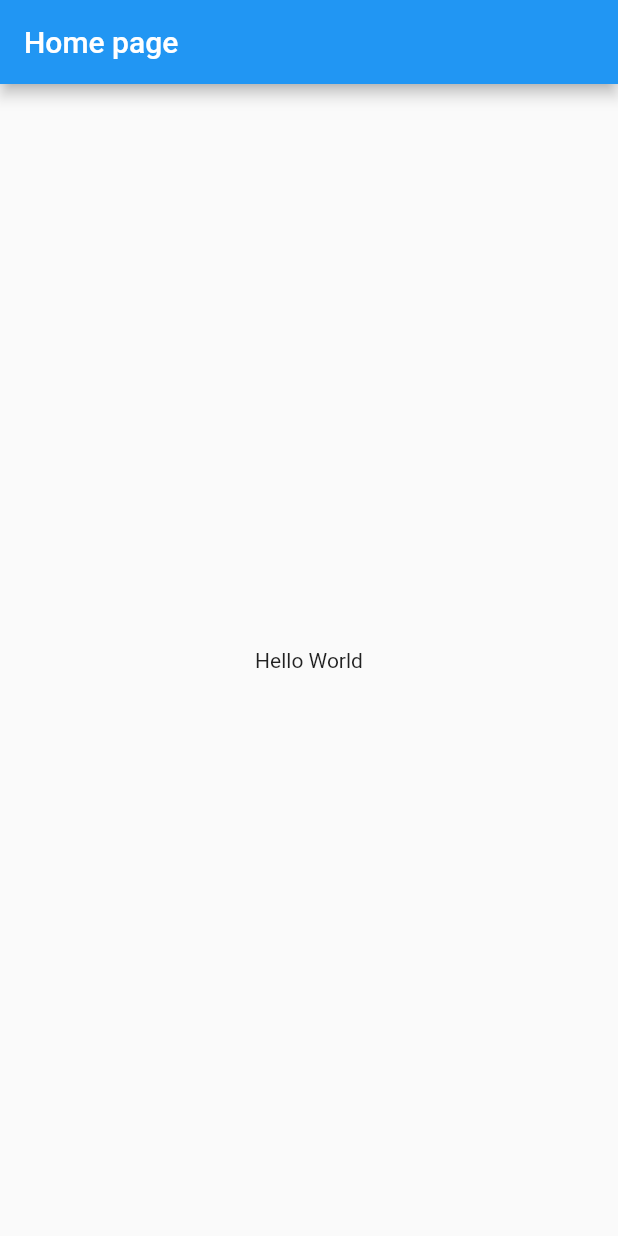
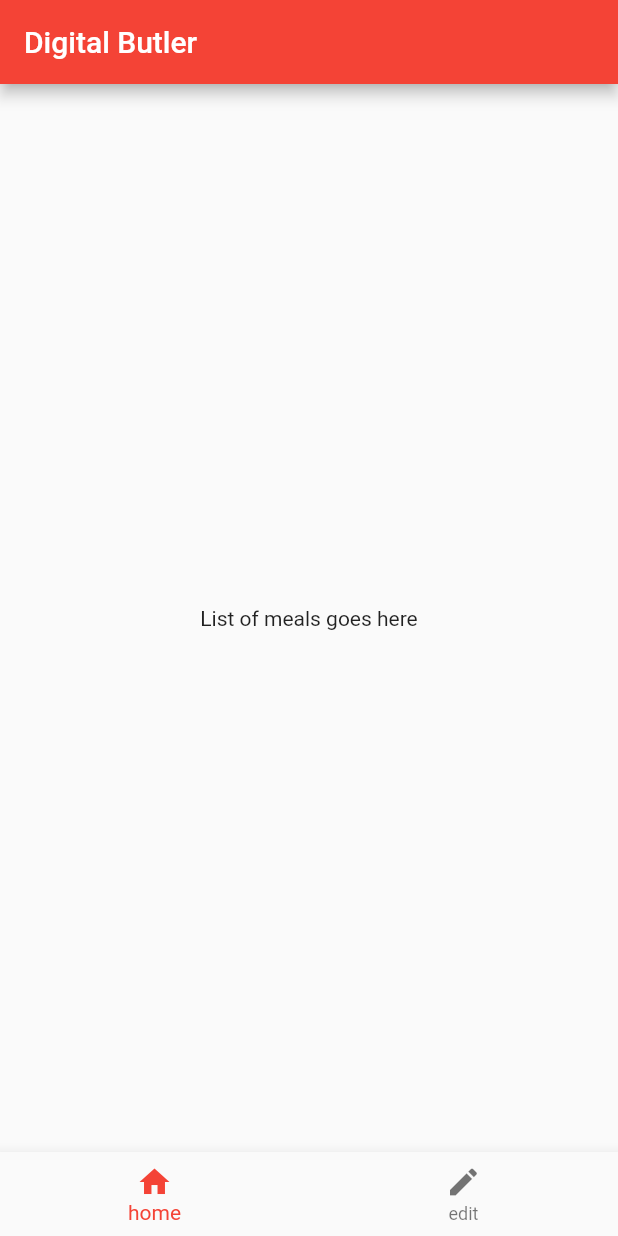
Before and after one commit to Taimonania/digital-butler, a Flutter app: the screen it shows after launch, on a phone screen of 412 x 824 dp. Run offline on Flutter 3.47's test engine with Material 2 defaults, Android fonts, the phone set to English and light mode, and no system bars.

Commit message:
'11/11 ediya work time'

```diff
--- a/db_app/lib/main.dart
+++ b/db_app/lib/main.dart
@@ -1,4 +1,6 @@
 import 'package:flutter/material.dart';
+
+import 'overview.dart';
 
 void main() => runApp(MyApp());
 
@@ -7,30 +9,43 @@ class MyApp extends StatelessWidget {
   @override
   Widget build(BuildContext context) {
     return MaterialApp(
-      title: 'Hello World Demo Application',
+      title: 'Digital Butler Demo',
       theme: ThemeData(
-        primarySwatch: Colors.blue,
+        primarySwatch: Colors.red,
       ),
-      home: MyHomePage(title: 'Home page'),
+      home: Overview(title: 'Digital Butler'),
     );
   }
 }
-class MyHomePage extends StatelessWidget {
-  MyHomePage({Key key, this.title}) : super(key: key);
-  final String title;
 
-  @override
-  Widget build(BuildContext context) {
-    return Scaffold(
-      appBar: AppBar(
-        title: Text(this.title),
-      ),
-      body: Center(
-          child:
-          Text(
-            'Hello World',
-          )
-      ),
-    );
-  }
-}
+// class MyHomePage extends StatelessWidget {
+//   MyHomePage({Key key, this.title}) : super(key: key);
+//   final String title;
+
+//   @override
+//   Widget build(BuildContext context) {
+//     return Scaffold(
+//       appBar: AppBar(
+//         title: Text(this.title),
+//       ),
+//       body: Container(
+//         alignment: Alignment.center,
+//         child: Text('List of meals goes here'),
+//       ),
+//       bottomNavigationBar: BottomNavigationBar(
+//         items: const <BottomNavigationBarItem>[
+//           BottomNavigationBarItem(
+//             icon: Icon(Icons.home),
+//             label: "home",
+//           ),
+//           BottomNavigationBarItem(
+//             icon: Icon(Icons.edit),
+//             label: "edit",
+//           ),
+//         ],
+//         //currentIndex: 0,
+//         //selectedItemColor: Colors.blue,
+//       ),
+//     );
+//   }
+// }
--- /dev/null
+++ b/db_app/lib/overview.dart
@@ -0,0 +1,37 @@
+import 'package:flutter/material.dart';
+
+class Overview extends StatefulWidget {
+  Overview({Key key, this.title}) : super(key: key);
+  final String title;
+  @override
+  _OverviewState createState() => _OverviewState();
+}
+
+class _OverviewState extends State<Overview> {
+  @override
+  Widget build(BuildContext context) {
+    return Scaffold(
+      appBar: AppBar(
+        title: Text(widget.title),
+      ),
+      body: Container(
+        alignment: Alignment.center,
+        child: Text('List of meals goes here'),
+      ),
+      bottomNavigationBar: BottomNavigationBar(
+        items: const <BottomNavigationBarItem>[
+          BottomNavigationBarItem(
+            icon: Icon(Icons.home),
+            label: "home",
+          ),
+          BottomNavigationBarItem(
+            icon: Icon(Icons.edit),
+            label: "edit",
+          ),
+        ],
+        //currentIndex: 0,
+        //selectedItemColor: Colors.blue,
+      ),
+    );
+  }
+}
```
